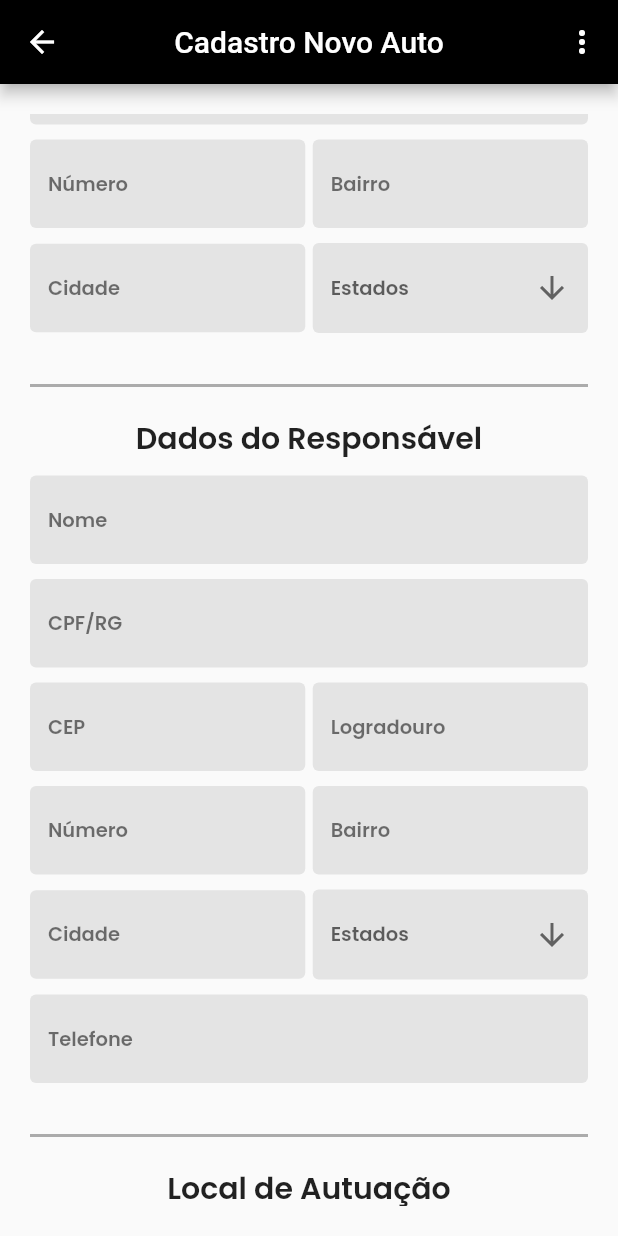
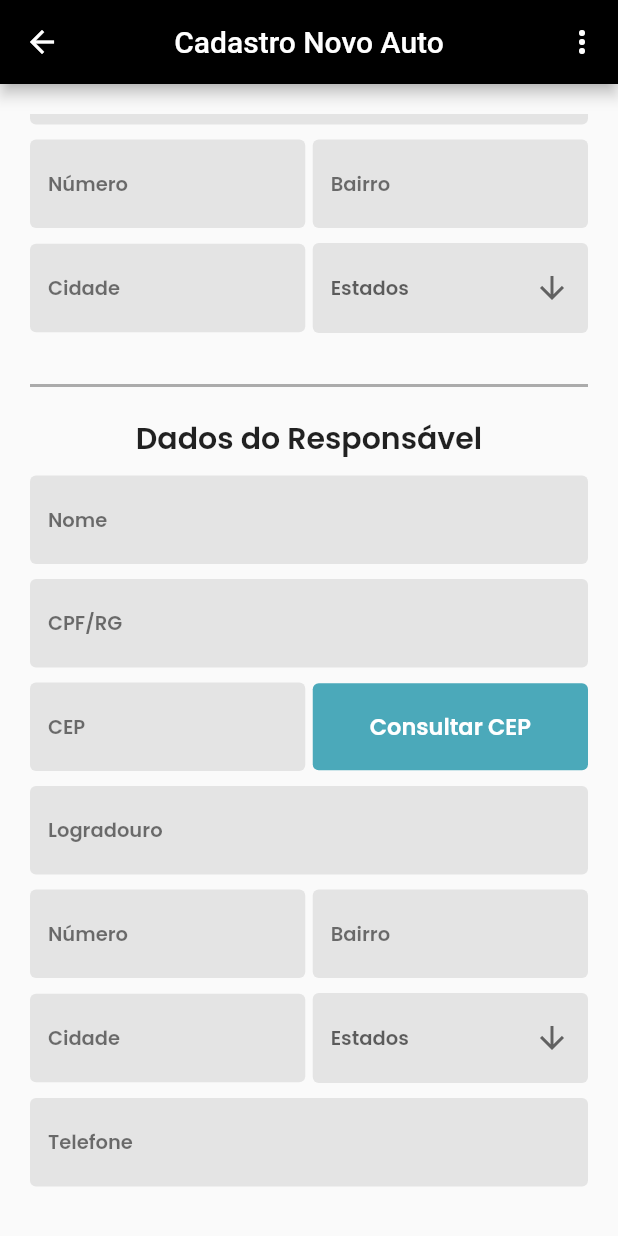
Before and after one commit to Danielmtdc16/projeto_procon, a Flutter app: the TelaCadastroAuto screen opened directly, scrolled down 576 dp, on a phone screen of 412 x 824 dp. Run offline on Flutter 3.47's test engine with Material 2 defaults, Android fonts, the phone set to English and light mode, and no system bars; our stand-ins replace internet_connection_checker, shared_preferences; accounts and stored records are empty; network calls fail.

Commit message:
Função de consultar CEP para o Responsável

```diff
--- a/lib/pages/tela_cadastro_autuacao.dart
+++ b/lib/pages/tela_cadastro_autuacao.dart
@@ -182,6 +182,8 @@ class _TelaCadastroAutoState extends State<TelaCadastroAuto> {
                         width: 5,
                       ),
                       Expanded(
+                          child: SizedBox(
+                            height: 58,
                             child: ContainerPersonalizado(
                         cor: kAzulClaro,
                         filhoContainer: Text(
@@ -190,6 +192,7 @@ class _TelaCadastroAutoState extends State<TelaCadastroAuto> {
                                 fontSize: 15),
                         ),
                         aoPressionar: _searchCep,
+                      ),
                           )),
                     ],
                   ),
@@ -328,13 +331,27 @@ class _TelaCadastroAutoState extends State<TelaCadastroAuto> {
                         width: 5,
                       ),
                       Expanded(
-                        child: MeuTextField(
+                          child: SizedBox(
+                            height: 58,
+                            child: ContainerPersonalizado(
+                              cor: kAzulClaro,
+                              filhoContainer: Text(
+                                "Consultar CEP",
+                                style: kEstiloTextoContainerPersonalizado.copyWith(
+                                    fontSize: 15),
+                              ),
+                              aoPressionar: _searchCep,
+                            ),
+                          )),
+                    ],
+                  ),
+                  const SizedBox(
+                    height: 10,
+                  ),
+                  MeuTextField(
                     hintTextInput: "Logradouro",
                     style: kTextosDosInputsTelaCadastro,
                     controller: _logradouroResponsavelController,
-                        ),
-                      )
-                    ],
                   ),
                   const SizedBox(
                     height: 10,
```
Lines whose indentation alone changed are shown as unchanged.
